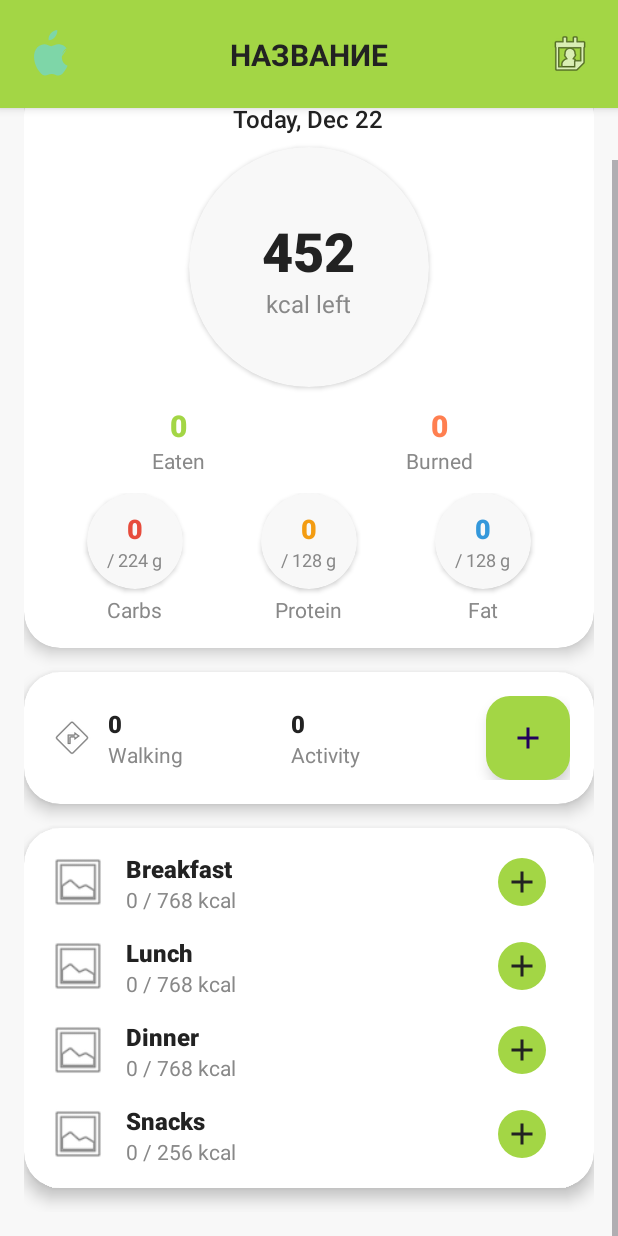
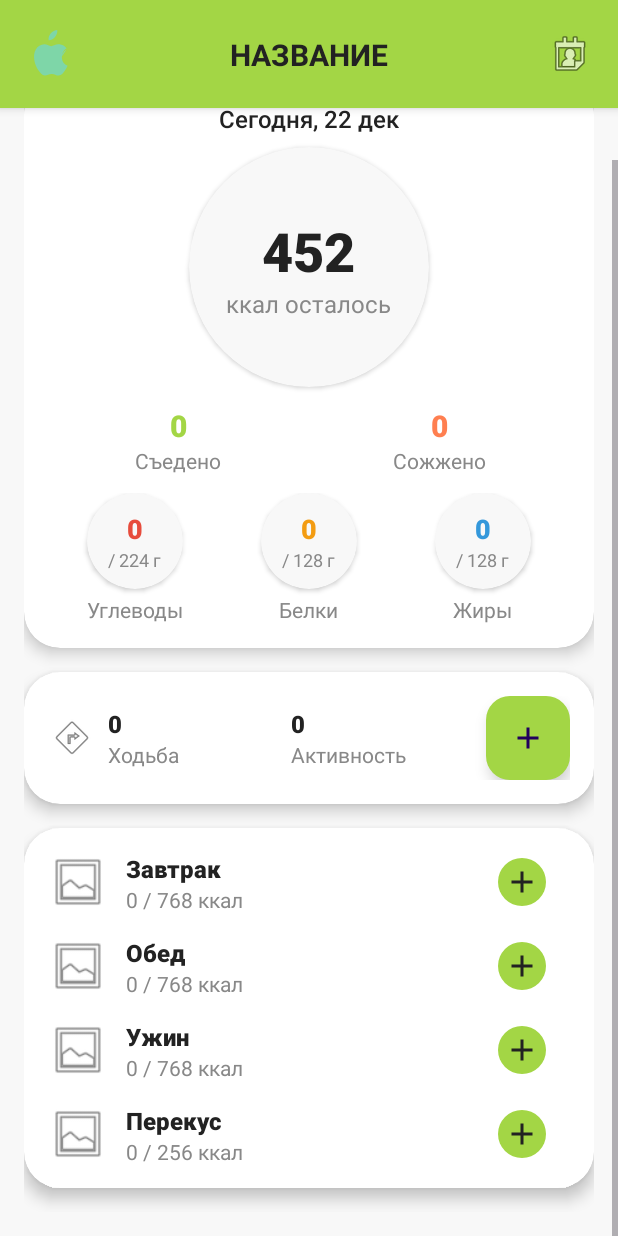
Before and after one commit to Hart1404/miniature-octo-couscous, an Android app: the screen it shows after launch (MainActivity), scrolled down 36 dp, on a phone screen of 412 x 824 dp. Run offline under Robolectric (Android 15) with nearby library versions, the phone set to English and light mode, and no system bars.

Commit message:
Перевод на русский язык

```diff
--- a/app/src/main/res/layout/activity_main.xml
+++ b/app/src/main/res/layout/activity_main.xml
@@ -95,7 +95,7 @@
                     <TextView
                         android:layout_width="wrap_content"
                         android:layout_height="wrap_content"
-                        android:text="Today, Dec 22"
+                        android:text="Сегодня, 22 дек"
                         android:textColor="#222"
                         android:textSize="16sp"
                         android:fontFamily="sans-serif-medium"
@@ -127,7 +127,7 @@
                             <TextView
                                 android:layout_width="wrap_content"
                                 android:layout_height="wrap_content"
-                                android:text="kcal left"
+                                android:text="ккал осталось"
                                 android:textColor="#888"
                                 android:textSize="16sp"
                                 android:fontFamily="sans-serif" />
@@ -159,7 +159,7 @@
                             <TextView
                                 android:layout_width="wrap_content"
                                 android:layout_height="wrap_content"
-                                android:text="Eaten"
+                                android:text="Съедено"
                                 android:textColor="#888"
                                 android:textSize="14sp"
                                 android:fontFamily="sans-serif" />
@@ -182,7 +182,7 @@
                             <TextView
                                 android:layout_width="wrap_content"
                                 android:layout_height="wrap_content"
-                                android:text="Burned"
+                                android:text="Сожжено"
                                 android:textColor="#888"
                                 android:textSize="14sp"
                                 android:fontFamily="sans-serif" />
@@ -225,7 +225,7 @@
                                     <TextView
                                         android:layout_width="wrap_content"
                                         android:layout_height="wrap_content"
-                                        android:text="/ 224 g"
+                                        android:text="/ 224 г"
                                         android:textColor="#888"
                                         android:textSize="12sp" />
                                 </LinearLayout>
@@ -233,7 +233,7 @@
                             <TextView
                                 android:layout_width="wrap_content"
                                 android:layout_height="wrap_content"
-                                android:text="Carbs"
+                                android:text="Углеводы"
                                 android:textColor="#888"
                                 android:textSize="14sp"
                                 android:fontFamily="sans-serif"
@@ -269,7 +269,7 @@
                                     <TextView
                                         android:layout_width="wrap_content"
                                         android:layout_height="wrap_content"
-                                        android:text="/ 128 g"
+                                        android:text="/ 128 г"
                                         android:textColor="#888"
                                         android:textSize="12sp" />
                                 </LinearLayout>
@@ -277,7 +277,7 @@
                             <TextView
                                 android:layout_width="wrap_content"
                                 android:layout_height="wrap_content"
-                                android:text="Protein"
+                                android:text="Белки"
                                 android:textColor="#888"
                                 android:textSize="14sp"
                                 android:fontFamily="sans-serif"
@@ -313,7 +313,7 @@
                                     <TextView
                                         android:layout_width="wrap_content"
                                         android:layout_height="wrap_content"
-                                        android:text="/ 128 g"
+                                        android:text="/ 128 г"
                                         android:textColor="#888"
                                         android:textSize="12sp" />
                                 </LinearLayout>
@@ -321,7 +321,7 @@
                             <TextView
                                 android:layout_width="wrap_content"
                                 android:layout_height="wrap_content"
-                                android:text="Fat"
+                                android:text="Жиры"
                                 android:textColor="#888"
                                 android:textSize="14sp"
                                 android:fontFamily="sans-serif"
@@ -369,7 +369,7 @@
                         <TextView
                             android:layout_width="wrap_content"
                             android:layout_height="wrap_content"
-                            android:text="Walking"
+                            android:text="Ходьба"
                             android:textColor="#888"
                             android:textSize="14sp"
                             android:fontFamily="sans-serif" />
@@ -391,7 +391,7 @@
                         <TextView
                             android:layout_width="wrap_content"
                             android:layout_height="wrap_content"
-                            android:text="Activity"
+                            android:text="Активность"
                             android:textColor="#888"
                             android:textSize="14sp"
                             android:fontFamily="sans-serif" />
@@ -448,7 +448,7 @@
                             <TextView
                                 android:layout_width="wrap_content"
                                 android:layout_height="wrap_content"
-                                android:text="Breakfast"
+                                android:text="Завтрак"
                                 android:textColor="#222"
                                 android:textSize="16sp"
                                 android:textStyle="bold"
@@ -457,7 +457,7 @@
                                 android:id="@+id/breakfastKcal"
                                 android:layout_width="wrap_content"
                                 android:layout_height="wrap_content"
-                                android:text="0 / 768 kcal"
+                                android:text="0 / 768 ккал"
                                 android:textColor="#888"
                                 android:textSize="14sp" />
                         </LinearLayout>
@@ -504,7 +504,7 @@
                             <TextView
                                 android:layout_width="wrap_content"
                                 android:layout_height="wrap_content"
-                                android:text="Lunch"
+                                android:text="Обед"
                                 android:textColor="#222"
                                 android:textSize="16sp"
                                 android:textStyle="bold"
@@ -513,7 +513,7 @@
                                 android:id="@+id/lunchKcal"
                                 android:layout_width="wrap_content"
                                 android:layout_height="wrap_content"
-                                android:text="0 / 768 kcal"
+                                android:text="0 / 768 ккал"
                                 android:textColor="#888"
                                 android:textSize="14sp" />
                         </LinearLayout>
@@ -560,7 +560,7 @@
                             <TextView
                                 android:layout_width="wrap_content"
                                 android:layout_height="wrap_content"
-                                android:text="Dinner"
+                                android:text="Ужин"
                                 android:textColor="#222"
                                 android:textSize="16sp"
                                 android:textStyle="bold"
@@ -569,7 +569,7 @@
                                 android:id="@+id/dinnerKcal"
                                 android:layout_width="wrap_content"
                                 android:layout_height="wrap_content"
-                                android:text="0 / 768 kcal"
+                                android:text="0 / 768 ккал"
                                 android:textColor="#888"
                                 android:textSize="14sp" />
                         </LinearLayout>
@@ -616,7 +616,7 @@
                             <TextView
                                 android:layout_width="wrap_content"
                                 android:layout_height="wrap_content"
-                                android:text="Snacks"
+                                android:text="Перекус"
                                 android:textColor="#222"
                                 android:textSize="16sp"
                                 android:textStyle="bold"
@@ -625,7 +625,7 @@
                                 android:id="@+id/snacksKcal"
                                 android:layout_width="wrap_content"
                                 android:layout_height="wrap_content"
-                                android:text="0 / 256 kcal"
+                                android:text="0 / 256 ккал"
                                 android:textColor="#888"
                                 android:textSize="14sp" />
                         </LinearLayout>
```
